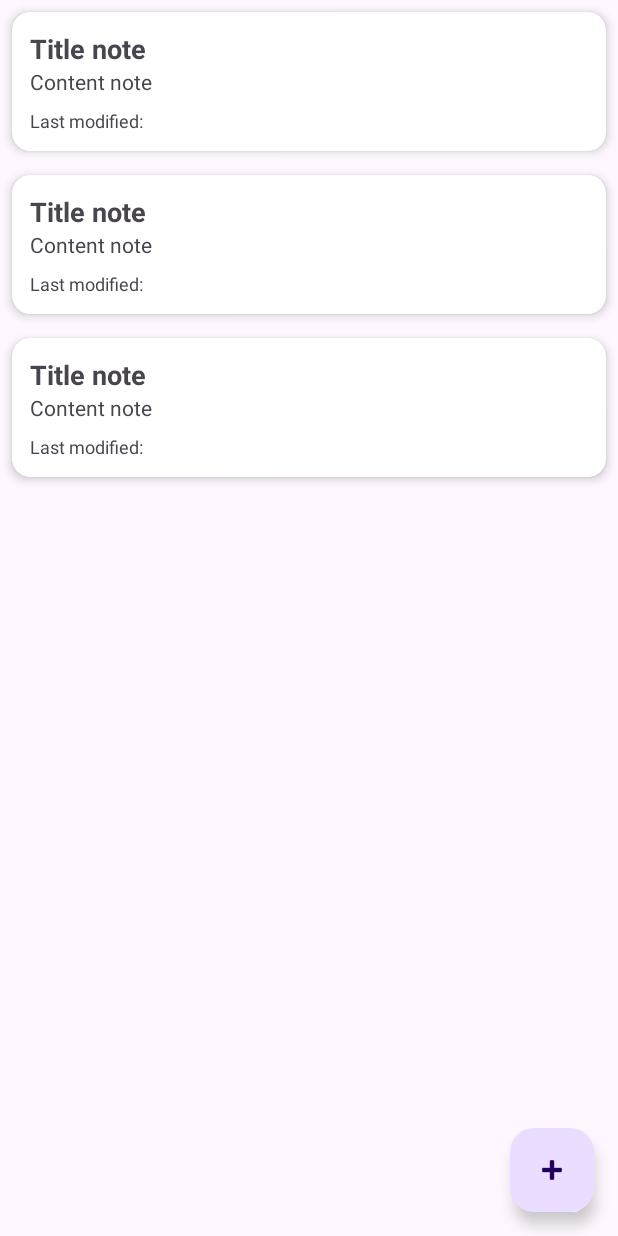
After one commit to enzobarba/Secure-Notes, an Android app: the layout fragment_note_list.xml on its own in the app's theme, with its tools: preview values and no code run, on a phone screen of 412 x 824 dp. The commit adds this screen. Run offline under Robolectric (Android 15) with nearby library versions, the light colour scheme and no system bars.

Commit message:
(feat): added Note Feature

```diff
--- a/app/build.gradle
+++ b/app/build.gradle
@@ -14,6 +14,11 @@ android {
         versionName "1.0"
 
         testInstrumentationRunner "androidx.test.runner.AndroidJUnitRunner"
+    }
+
+    //in fase di build, genera una binding class per ogni layout file in res/layout, previene NullPointerException
+    buildFeatures{
+        viewBinding true
     }
 
     buildTypes {
--- a/app/src/main/AndroidManifest.xml
+++ b/app/src/main/AndroidManifest.xml
@@ -12,7 +12,7 @@
         android:supportsRtl="true"
         android:theme="@style/Theme.SecureNotes">
         <activity
-            android:name=".MainActivity"
+            android:name=".ui.MainActivity"
             android:exported="true">
             <intent-filter>
                 <action android:name="android.intent.action.MAIN" />
--- /dev/null
+++ b/app/src/main/res/layout/fragment_note_list.xml
@@ -0,0 +1,32 @@
+<?xml version="1.0" encoding="utf-8"?>
+<androidx.coordinatorlayout.widget.CoordinatorLayout
+    xmlns:android="http://schemas.android.com/apk/res/android"
+    xmlns:app="http://schemas.android.com/apk/res-auto"
+    xmlns:tools="http://schemas.android.com/tools"
+    android:layout_width="match_parent"
+    android:layout_height="match_parent"
+
+    tools:context=".ui.list.NoteListFragment">
+
+    <androidx.recyclerview.widget.RecyclerView
+        android:id="@+id/recyclerViewNotes"
+        android:layout_width="match_parent"
+        android:layout_height="match_parent"
+
+        app:layoutManager="androidx.recyclerview.widget.LinearLayoutManager"
+
+        tools:listitem="@layout/item_note" />
+
+    <com.google.android.material.floatingactionbutton.FloatingActionButton
+        android:id="@+id/fab_add_note"
+        android:layout_width="wrap_content"
+        android:layout_height="wrap_content"
+
+        android:layout_gravity="bottom|end"
+        android:layout_margin="16dp"
+
+        android:contentDescription="@string/add_note"
+
+        app:srcCompat="@android:drawable/ic_input_add" />
+
+</androidx.coordinatorlayout.widget.CoordinatorLayout>
--- /dev/null
+++ b/app/src/main/res/layout/item_note.xml
@@ -0,0 +1,42 @@
+<?xml version="1.0" encoding="utf-8"?>
+<androidx.cardview.widget.CardView xmlns:android="http://schemas.android.com/apk/res/android"
+    xmlns:card_view="http://schemas.android.com/apk/res-auto"
+    android:layout_width="match_parent"
+    android:layout_height="wrap_content"
+    android:layout_margin="8dp"
+    card_view:cardCornerRadius="12dp"
+    card_view:cardElevation="4dp">
+
+    <LinearLayout
+        android:layout_width="match_parent"
+        android:layout_height="wrap_content"
+        android:orientation="vertical"
+        android:padding="12dp">
+
+        <TextView
+            android:id="@+id/textViewTitle"
+            android:layout_width="wrap_content"
+            android:layout_height="wrap_content"
+            android:text="@string/title_note"
+            android:textStyle="bold"
+            android:textSize="18sp" />
+
+        <TextView
+            android:id="@+id/textViewContent"
+            android:layout_width="wrap_content"
+            android:layout_height="wrap_content"
+            android:text="@string/content_note"
+            android:textSize="14sp" />
+
+        <TextView
+            android:id="@+id/textViewTimestamp"
+            android:layout_width="wrap_content"
+            android:layout_height="wrap_content"
+            android:layout_marginTop="8dp"
+            android:text="@string/timestamp"
+            android:textSize="12sp"
+            android:textColor="?android:attr/textColorSecondary" />
+
+    </LinearLayout>
+
+</androidx.cardview.widget.CardView>
--- a/app/src/main/res/values-night/themes.xml
+++ b/app/src/main/res/values-night/themes.xml
@@ -3,5 +3,6 @@
     <style name="Base.Theme.SecureNotes" parent="Theme.Material3.DayNight.NoActionBar">
         <!-- Customize your dark theme here. -->
         <!-- <item name="colorPrimary">@color/my_dark_primary</item> -->
+        <item name="android:statusBarColor">?attr/colorPrimaryVariant</item>
     </style>
 </resources>
--- a/app/src/main/res/values/strings.xml
+++ b/app/src/main/res/values/strings.xml
@@ -1,3 +1,8 @@
 <resources>
     <string name="app_name">Secure Notes</string>
+    <string name="add_note">Add note</string>
+    <string name="title_note">Title note</string>
+    <string name="content_note">Content note</string>
+    <string name="timestamp">Last modified: </string>
+
 </resources>
--- a/app/src/main/res/values/themes.xml
+++ b/app/src/main/res/values/themes.xml
@@ -3,6 +3,7 @@
     <style name="Base.Theme.SecureNotes" parent="Theme.Material3.DayNight.NoActionBar">
         <!-- Customize your light theme here. -->
         <!-- <item name="colorPrimary">@color/my_light_primary</item> -->
+        <item name="android:statusBarColor">?attr/colorPrimaryVariant</item>
     </style>
 
     <style name="Theme.SecureNotes" parent="Base.Theme.SecureNotes" />
```
Also changed, not shown: app/src/main/java/com/example/securenotes/MainActivity.java (deleted, +0 -13 lines), app/src/main/java/com/example/securenotes/db/AppDatabase.java (added, +26 -0 lines), app/src/main/java/com/example/securenotes/db/NoteDao.java (+4 -4 lines), app/src/main/java/com/example/securenotes/model/Note.java (+7 -3 lines), app/src/main/java/com/example/securenotes/repository/NoteRepository.java (added, +44 -0 lines), app/src/main/java/com/example/securenotes/ui/MainActivity.java (added, +31 -0 lines), app/src/main/java/com/example/securenotes/ui/NoteAdapter.java (added, +106 -0 lines), app/src/main/java/com/example/securenotes/ui/detail/NoteDetailFragment.java (added, +141 -0 lines), app/src/main/java/com/example/securenotes/ui/list/NoteListFragment.java (added, +96 -0 lines), app/src/main/java/com/example/securenotes/viewmodel/NoteViewModel.java (added, +38 -0 lines), app/src/main/res/layout/activity_main.xml (+6 -17 lines), app/src/main/res/layout/fragment_note_detail.xml (added, +83 -0 lines), app/src/main/res/values/colors.xml (+10 -0 lines).
